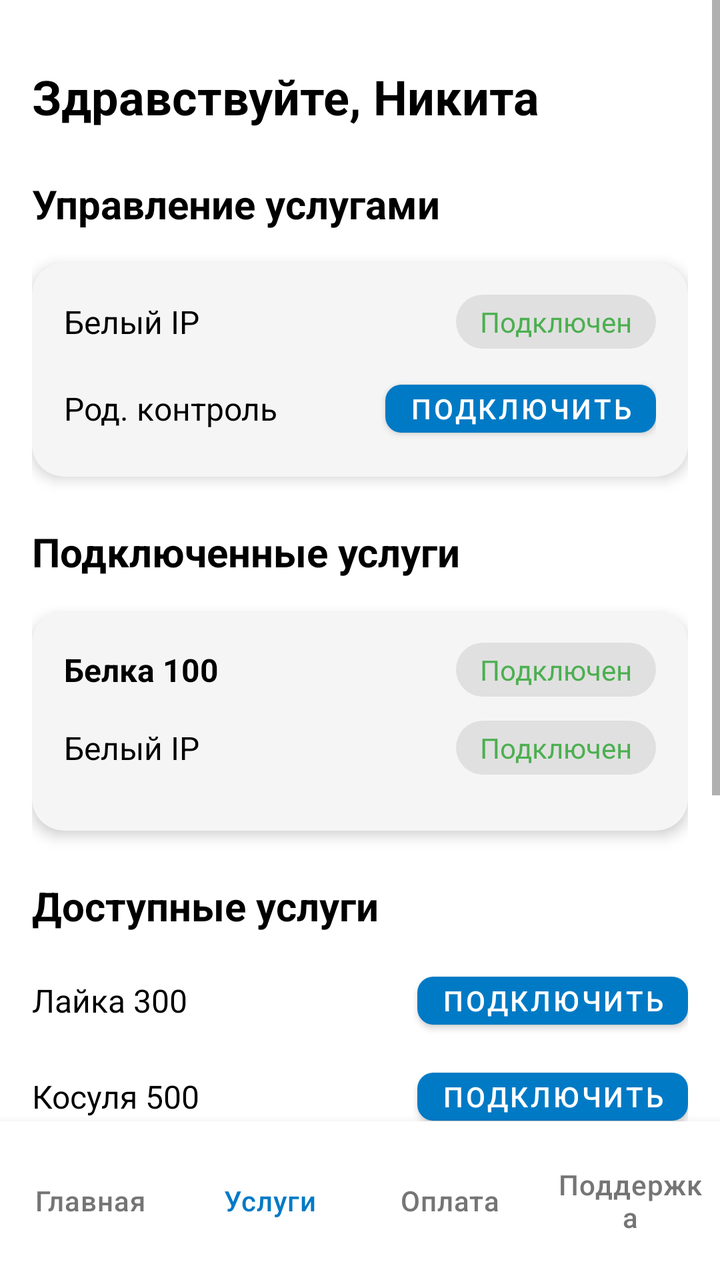
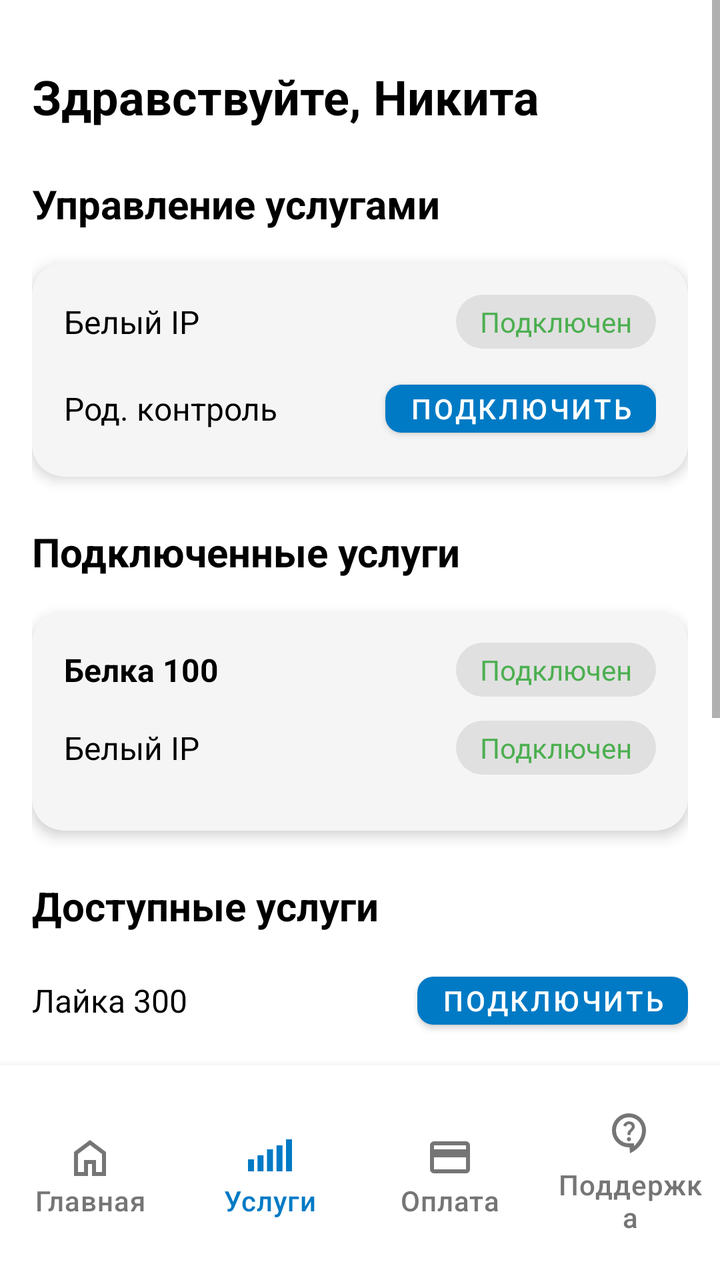

An Android layout rendered at two revisions. The XML below is the earlier revision; the diff shows what the commit changed to produce the second picture.
<!-- AndroidManifest.xml: application theme Theme.CarbonLK -->
<!-- res/layout/activity_services.xml -->
<?xml version="1.0" encoding="utf-8"?>
<androidx.constraintlayout.widget.ConstraintLayout
    xmlns:android="http://schemas.android.com/apk/res/android"
    xmlns:app="http://schemas.android.com/apk/res-auto"
    android:layout_width="match_parent"
    android:layout_height="match_parent"
    android:background="@color/white">

    
    <ScrollView
        android:id="@+id/scrollView"
        android:layout_width="match_parent"
        android:layout_height="0dp"
        android:fillViewport="true"
        app:layout_constraintTop_toTopOf="parent"
        app:layout_constraintBottom_toTopOf="@id/bottomNavigation"
        app:layout_constraintStart_toStartOf="parent"
        app:layout_constraintEnd_toEndOf="parent">

        <androidx.constraintlayout.widget.ConstraintLayout
            android:layout_width="match_parent"
            android:layout_height="wrap_content"
            android:padding="16dp"
            android:paddingBottom="16dp">

            
            <TextView
                android:id="@+id/greetingTextView"
                android:layout_width="wrap_content"
                android:layout_height="wrap_content"
                android:text="Здравствуйте, Никита"
                android:textSize="24sp"
                android:textStyle="bold"
                android:textColor="@color/black"
                app:layout_constraintTop_toTopOf="parent"
                app:layout_constraintStart_toStartOf="parent"
                android:layout_marginTop="16dp" />

            
            <TextView
                android:id="@+id/servicesTitle"
                android:layout_width="wrap_content"
                android:layout_height="wrap_content"
                android:text="Управление услугами"
                android:textSize="20sp"
                android:textStyle="bold"
                android:textColor="@color/black"
                android:layout_marginTop="24dp"
                app:layout_constraintTop_toBottomOf="@id/greetingTextView"
                app:layout_constraintStart_toStartOf="parent" />

            
            <androidx.cardview.widget.CardView
                android:id="@+id/quickServicesCard"
                android:layout_width="0dp"
                android:layout_height="wrap_content"
                app:cardCornerRadius="16dp"
                app:cardElevation="4dp"
                app:cardBackgroundColor="@color/light_gray"
                app:contentPadding="16dp"
                app:layout_constraintTop_toBottomOf="@id/servicesTitle"
                app:layout_constraintStart_toStartOf="parent"
                app:layout_constraintEnd_toEndOf="parent"
                android:layout_marginTop="16dp">

                <LinearLayout
                    android:layout_width="match_parent"
                    android:layout_height="wrap_content"
                    android:orientation="vertical">

                    
                    <LinearLayout
                        android:layout_width="match_parent"
                        android:layout_height="wrap_content"
                        android:orientation="horizontal"
                        android:gravity="center_vertical"
                        android:layout_marginBottom="12dp">

                        <TextView
                            android:id="@+id/whiteIpLabel"
                            android:layout_width="0dp"
                            android:layout_height="wrap_content"
                            android:layout_weight="1"
                            android:text="Белый IP"
                            android:textSize="16sp"
                            android:textColor="@color/black" />

                        <TextView
                            android:id="@+id/whiteIpStatus"
                            android:layout_width="wrap_content"
                            android:layout_height="wrap_content"
                            android:text="Подключен"
                            android:textSize="14sp"
                            android:textColor="@color/green"
                            android:background="@drawable/status_background_gray"
                            android:paddingHorizontal="12dp"
                            android:paddingVertical="4dp" />

                    </LinearLayout>

                    
                    <LinearLayout
                        android:layout_width="match_parent"
                        android:layout_height="wrap_content"
                        android:orientation="horizontal"
                        android:gravity="center_vertical">

                        <TextView
                            android:id="@+id/parentalControlLabel"
                            android:layout_width="0dp"
                            android:layout_height="wrap_content"
                            android:layout_weight="1"
                            android:text="Род. контроль"
                            android:textSize="16sp"
                            android:textColor="@color/black" />

                        <com.google.android.material.button.MaterialButton
                            android:id="@+id/parentalControlButton"
                            android:layout_width="wrap_content"
                            android:layout_height="36dp"
                            android:text="Подключить"
                            android:textSize="14sp"
                            app:cornerRadius="8dp"
                            app:backgroundTint="@color/purple_500"
                            android:textColor="@color/white"
                            android:paddingHorizontal="12dp"
                            android:paddingVertical="0dp" />

                    </LinearLayout>

                </LinearLayout>

            </androidx.cardview.widget.CardView>

            
            <TextView
                android:id="@+id/activeServicesTitle"
                android:layout_width="wrap_content"
                android:layout_height="wrap_content"
                android:text="Подключенные услуги"
                android:textSize="20sp"
                android:textStyle="bold"
                android:textColor="@color/black"
                android:layout_marginTop="24dp"
                app:layout_constraintTop_toBottomOf="@id/quickServicesCard"
                app:layout_constraintStart_toStartOf="parent" />

            
            <androidx.cardview.widget.CardView
                android:id="@+id/activeServicesCard"
                android:layout_width="0dp"
                android:layout_height="wrap_content"
                app:cardCornerRadius="16dp"
                app:cardElevation="4dp"
                app:cardBackgroundColor="@color/light_gray"
                app:contentPadding="16dp"
                app:layout_constraintTop_toBottomOf="@id/activeServicesTitle"
                app:layout_constraintStart_toStartOf="parent"
                app:layout_constraintEnd_toEndOf="parent"
                android:layout_marginTop="16dp">

                <LinearLayout
                    android:layout_width="match_parent"
                    android:layout_height="wrap_content"
                    android:orientation="vertical">

                    
                    <LinearLayout
                        android:layout_width="match_parent"
                        android:layout_height="wrap_content"
                        android:orientation="horizontal"
                        android:gravity="center_vertical"
                        android:layout_marginBottom="12dp">

                        <TextView
                            android:id="@+id/belkaName"
                            android:layout_width="0dp"
                            android:layout_height="wrap_content"
                            android:layout_weight="1"
                            android:text="Белка 100"
                            android:textSize="16sp"
                            android:textStyle="bold"
                            android:textColor="@color/black" />

                        <TextView
                            android:id="@+id/belkaStatus"
                            android:layout_width="wrap_content"
                            android:layout_height="wrap_content"
                            android:text="Подключен"
                            android:textSize="14sp"
                            android:textColor="@color/green"
                            android:background="@drawable/status_background_gray"
                            android:paddingHorizontal="12dp"
                            android:paddingVertical="4dp" />

                    </LinearLayout>

                    
                    <LinearLayout
                        android:layout_width="match_parent"
                        android:layout_height="wrap_content"
                        android:orientation="horizontal"
                        android:gravity="center_vertical"
                        android:layout_marginBottom="12dp">

                        <TextView
                            android:id="@+id/whiteIpInConnected"
                            android:layout_width="0dp"
                            android:layout_height="wrap_content"
                            android:layout_weight="1"
                            android:text="Белый IP"
                            android:textSize="16sp"
                            android:textColor="@color/black" />

                        <TextView
                            android:id="@+id/whiteIpInConnectedStatus"
                            android:layout_width="wrap_content"
                            android:layout_height="wrap_content"
                            android:text="Подключен"
                            android:textSize="14sp"
                            android:textColor="@color/green"
                            android:background="@drawable/status_background_gray"
                            android:paddingHorizontal="12dp"
                            android:paddingVertical="4dp" />

                    </LinearLayout>

                    
                    <LinearLayout
                        android:layout_width="match_parent"
                        android:layout_height="wrap_content"
                        android:orientation="horizontal"
                        android:gravity="center_vertical"
                        android:layout_marginBottom="0dp">

                    </LinearLayout>

                </LinearLayout>

            </androidx.cardview.widget.CardView>

            
            <TextView
                android:id="@+id/availableServicesTitle"
                android:layout_width="wrap_content"
                android:layout_height="wrap_content"
                android:text="Доступные услуги"
                android:textSize="20sp"
                android:textStyle="bold"
                android:textColor="@color/black"
                android:layout_marginTop="24dp"
                app:layout_constraintTop_toBottomOf="@id/activeServicesCard"
                app:layout_constraintStart_toStartOf="parent" />

            
            <LinearLayout
                android:id="@+id/availableServicesList"
                android:layout_width="match_parent"
                android:layout_height="wrap_content"
                android:orientation="vertical"
                android:layout_marginTop="16dp"
                app:layout_constraintTop_toBottomOf="@id/availableServicesTitle"
                app:layout_constraintStart_toStartOf="parent"
                app:layout_constraintEnd_toEndOf="parent">

                
                <LinearLayout
                    android:layout_width="match_parent"
                    android:layout_height="wrap_content"
                    android:orientation="horizontal"
                    android:gravity="center_vertical"
                    android:layout_marginBottom="12dp">

                    <TextView
                        android:id="@+id/laikaName"
                        android:layout_width="0dp"
                        android:layout_height="wrap_content"
                        android:layout_weight="1"
                        android:text="Лайка 300"
                        android:textSize="16sp"
                        android:textColor="@color/black" />

                    <com.google.android.material.button.MaterialButton
                        android:id="@+id/laikaConnectButton"
                        android:layout_width="wrap_content"
                        android:layout_height="36dp"
                        android:text="Подключить"
                        android:textSize="14sp"
                        app:cornerRadius="8dp"
                        app:backgroundTint="@color/purple_500"
                        android:textColor="@color/white"
                        android:paddingHorizontal="12dp"
                        android:paddingVertical="0dp" />

                </LinearLayout>

                
                <LinearLayout
                    android:layout_width="match_parent"
                    android:layout_height="wrap_content"
                    android:orientation="horizontal"
                    android:gravity="center_vertical"
                    android:layout_marginBottom="12dp">

                    <TextView
                        android:id="@+id/kosulyaName"
                        android:layout_width="0dp"
                        android:layout_height="wrap_content"
                        android:layout_weight="1"
                        android:text="Косуля 500"
                        android:textSize="16sp"
                        android:textColor="@color/black" />

                    <com.google.android.material.button.MaterialButton
                        android:id="@+id/kosulyaConnectButton"
                        android:layout_width="wrap_content"
                        android:layout_height="36dp"
                        android:text="Подключить"
                        android:textSize="14sp"
                        app:cornerRadius="8dp"
                        app:backgroundTint="@color/purple_500"
                        android:textColor="@color/white"
                        android:paddingHorizontal="12dp"
                        android:paddingVertical="0dp" />
                </LinearLayout>

                
                <LinearLayout
                    android:layout_width="match_parent"
                    android:layout_height="wrap_content"
                    android:orientation="horizontal"
                    android:gravity="center_vertical"
                    android:layout_marginBottom="12dp">

                    <TextView
                        android:id="@+id/medvedName"
                        android:layout_width="0dp"
                        android:layout_height="wrap_content"
                        android:layout_weight="1"
                        android:text="Медведь 1000"
                        android:textSize="16sp"
                        android:textColor="@color/black" />

                    <com.google.android.material.button.MaterialButton
                        android:id="@+id/medvedConnectButton"
                        android:layout_width="wrap_content"
                        android:layout_height="36dp"
                        android:text="Подключить"
                        android:textSize="14sp"
                        app:cornerRadius="8dp"
                        app:backgroundTint="@color/purple_500"
                        android:textColor="@color/white"
                        android:paddingHorizontal="12dp"
                        android:paddingVertical="0dp" />

                </LinearLayout>

                
                <LinearLayout
                    android:layout_width="match_parent"
                    android:layout_height="wrap_content"
                    android:orientation="horizontal"
                    android:gravity="center_vertical"
                    android:layout_marginBottom="12dp">

                    <TextView
                        android:id="@+id/camerasName"
                        android:layout_width="0dp"
                        android:layout_height="wrap_content"
                        android:layout_weight="1"
                        android:text="Видеокамеры"
                        android:textSize="16sp"
                        android:textColor="@color/black" />

                    <com.google.android.material.button.MaterialButton
                        android:id="@+id/camerasConnectButton"
                        android:layout_width="wrap_content"
                        android:layout_height="36dp"
                        android:text="Подключить"
                        android:textSize="14sp"
                        app:cornerRadius="8dp"
                        app:backgroundTint="@color/purple_500"
                        android:textColor="@color/white"
                        android:paddingHorizontal="12dp"
                        android:paddingVertical="0dp" />

                </LinearLayout>

                
                <LinearLayout
                    android:layout_width="match_parent"
                    android:layout_height="wrap_content"
                    android:orientation="horizontal"
                    android:gravity="center_vertical"
                    android:layout_marginBottom="12dp">

                    <TextView
                        android:id="@+id/turboName"
                        android:layout_width="0dp"
                        android:layout_height="wrap_content"
                        android:layout_weight="1"
                        android:text="Турбокнопка"
                        android:textSize="16sp"
                        android:textColor="@color/black" />

                    <com.google.android.material.button.MaterialButton
                        android:id="@+id/turboConnectButton"
                        android:layout_width="wrap_content"
                        android:layout_height="36dp"
                        android:text="Подключить"
                        android:textSize="14sp"
                        app:cornerRadius="8dp"
                        app:backgroundTint="@color/purple_500"
                        android:textColor="@color/white"
                        android:paddingHorizontal="12dp"
                        android:paddingVertical="0dp" />

                </LinearLayout>

                
                <LinearLayout
                    android:layout_width="match_parent"
                    android:layout_height="wrap_content"
                    android:orientation="horizontal"
                    android:gravity="center_vertical"
                    android:layout_marginBottom="0dp">

                    <TextView
                        android:id="@+id/iptvName"
                        android:layout_width="0dp"
                        android:layout_height="wrap_content"
                        android:layout_weight="1"
                        android:text="IPTV 24TV"
                        android:textSize="16sp"
                        android:textColor="@color/black" />

                    <com.google.android.material.button.MaterialButton
                        android:id="@+id/iptvConnectButton"
                        android:layout_width="wrap_content"
                        android:layout_height="36dp"
                        android:text="Подключить"
                        android:textSize="14sp"
                        app:cornerRadius="8dp"
                        app:backgroundTint="@color/purple_500"
                        android:textColor="@color/white"
                        android:paddingHorizontal="12dp"
                        android:paddingVertical="0dp" />

                </LinearLayout>

            </LinearLayout>

            
            <Space
                android:layout_width="match_parent"
                android:layout_height="16dp"
                app:layout_constraintTop_toBottomOf="@id/availableServicesList"
                app:layout_constraintStart_toStartOf="parent"
                app:layout_constraintEnd_toEndOf="parent" />

        </androidx.constraintlayout.widget.ConstraintLayout>

    </ScrollView>

    
    <LinearLayout
        android:id="@+id/bottomNavigation"
        android:layout_width="match_parent"
        android:layout_height="wrap_content"
        android:orientation="horizontal"
        android:gravity="center"
        android:background="@color/white"
        android:elevation="8dp"
        android:paddingVertical="8dp"
        app:layout_constraintBottom_toBottomOf="parent"
        app:layout_constraintStart_toStartOf="parent"
        app:layout_constraintEnd_toEndOf="parent">

        <com.google.android.material.button.MaterialButton
            android:id="@+id/navHome"
            style="@style/NavigationButton"
            android:layout_width="0dp"
            android:layout_height="wrap_content"
            android:layout_weight="1"
            android:text="Главная"
            android:textColor="@color/dark_gray" />

        <com.google.android.material.button.MaterialButton
            android:id="@+id/navServices"
            style="@style/NavigationButton"
            android:layout_width="0dp"
            android:layout_height="wrap_content"
            android:layout_weight="1"
            android:text="Услуги"
            android:textColor="@color/purple_500" />

        <com.google.android.material.button.MaterialButton
            android:id="@+id/navPayment"
            style="@style/NavigationButton"
            android:layout_width="0dp"
            android:layout_height="wrap_content"
            android:layout_weight="1"
            android:text="Оплата"
            android:textColor="@color/dark_gray" />

        <com.google.android.material.button.MaterialButton
            android:id="@+id/navSupport"
            style="@style/NavigationButton"
            android:layout_width="0dp"
            android:layout_height="wrap_content"
            android:layout_weight="1"
            android:text="Поддержка"
            android:textColor="@color/dark_gray" />

    </LinearLayout>

</androidx.constraintlayout.widget.ConstraintLayout>
<!-- resources referenced by this layout -->
<resources>
  <color name="black">#000000</color>
  <color name="dark_gray">#757575</color>
  <color name="green">#4CAF50</color>
  <color name="light_gray">#F5F5F5</color>
  <color name="purple_500">#007Ac5</color>
  <color name="white">#FFFFFF</color>
  <!-- drawable status_background_gray (drawable) -->
  <?xml version="1.0" encoding="utf-8"?>
  <shape xmlns:android="http://schemas.android.com/apk/res/android"
      android:shape="rectangle">
      <solid android:color="#E0E0E0" />
      <corners android:radius="16dp" />
  </shape>
  <style name="NavigationButton" parent="Widget.MaterialComponents.Button.TextButton">
          <item name="android:textSize">14sp</item>
          <item name="android:textColor">@color/dark_gray</item>
          <item name="android:padding">8dp</item>
          <item name="android:letterSpacing">0.02</item>
          <item name="android:textAllCaps">false</item>  
      </style>
  <style name="Theme.CarbonLK" parent="Base.Theme.CarbonLK">
          
          <item name="android:textColor">@color/black</item>
          
          <item name="colorPrimary">@color/purple_500</item>
      </style>
  <!-- unchanged entries left out for length: 1 -->
</resources>

<!-- the commit's change to res/layout/activity_services.xml (unified diff, before → after) -->
@@ -483,16 +483,20 @@
             android:layout_height="wrap_content"
             android:layout_weight="1"
             android:text="Главная"
-            android:textColor="@color/dark_gray" />
+            android:textColor="@color/dark_gray"
+            app:icon="@drawable/ic_home"
+            app:iconGravity="textTop" />
 
         <com.google.android.material.button.MaterialButton
             android:id="@+id/navServices"
-            style="@style/NavigationButton"
+            style="@style/NavigationButton.Active"
             android:layout_width="0dp"
             android:layout_height="wrap_content"
             android:layout_weight="1"
             android:text="Услуги"
-            android:textColor="@color/purple_500" />
+            android:textColor="@color/purple_500"
+            app:icon="@drawable/ic_services"
+            app:iconGravity="textTop" />
 
         <com.google.android.material.button.MaterialButton
             android:id="@+id/navPayment"
@@ -501,7 +505,9 @@
             android:layout_height="wrap_content"
             android:layout_weight="1"
             android:text="Оплата"
-            android:textColor="@color/dark_gray" />
+            android:textColor="@color/dark_gray"
+            app:icon="@drawable/ic_card"
+            app:iconGravity="textTop" />
 
         <com.google.android.material.button.MaterialButton
             android:id="@+id/navSupport"
@@ -510,7 +516,9 @@
             android:layout_height="wrap_content"
             android:layout_weight="1"
             android:text="Поддержка"
-            android:textColor="@color/dark_gray" />
+            android:textColor="@color/dark_gray"
+            app:icon="@drawable/ic_support"
+            app:iconGravity="textTop" />
 
     </LinearLayout>
 
<!-- resource entries referenced after the edit -->
@@ -6,6 +6,46 @@
   <color name="light_gray">#F5F5F5</color>
   <color name="purple_500">#007Ac5</color>
   <color name="white">#FFFFFF</color>
+  <!-- drawable ic_card (drawable) -->
+  <vector xmlns:android="http://schemas.android.com/apk/res/android"
+      android:width="24dp"
+      android:height="24dp"
+      android:viewportWidth="960"
+      android:viewportHeight="960">
+    <path
+        android:pathData="M880,240v480q0,33 -23.5,56.5T800,800L160,800q-33,0 -56.5,-23.5T80,720v-480q0,-33 23.5,-56.5T160,160h640q33,0 56.5,23.5T880,240ZM160,320h640v-80L160,240v80ZM160,480v240h640v-240L160,480ZM160,720v-480,480Z"
+        android:fillColor="#1f1f1f"/>
+  </vector>
+  <!-- drawable ic_home (drawable) -->
+  <vector xmlns:android="http://schemas.android.com/apk/res/android"
+      android:width="24dp"
+      android:height="24dp"
+      android:viewportWidth="960"
+      android:viewportHeight="960">
+    <path
+        android:pathData="M240,760h120v-240h240v240h120v-360L480,220 240,400v360ZM160,840v-480l320,-240 320,240v480L520,840v-240h-80v240L160,840ZM480,490Z"
+        android:fillColor="#1f1f1f"/>
+  </vector>
+  <!-- drawable ic_services (drawable) -->
+  <vector xmlns:android="http://schemas.android.com/apk/res/android"
+      android:width="24dp"
+      android:height="24dp"
+      android:viewportWidth="960"
+      android:viewportHeight="960">
+    <path
+        android:pathData="M40,800v-240h120v240L40,800ZM230,800v-320h120v320L230,800ZM420,800v-440h120v440L420,800ZM610,800v-520h120v520L610,800ZM800,800v-640h120v640L800,800Z"
+        android:fillColor="#1f1f1f"/>
+  </vector>
+  <!-- drawable ic_support (drawable) -->
+  <vector xmlns:android="http://schemas.android.com/apk/res/android"
+      android:width="24dp"
+      android:height="24dp"
+      android:viewportWidth="960"
+      android:viewportHeight="960">
+    <path
+        android:pathData="m480,880 l-10,-120h-10q-142,0 -241,-99t-99,-241q0,-142 99,-241t241,-99q71,0 132.5,26.5t108,73q46.5,46.5 73,108T800,420q0,75 -24.5,144t-67,128q-42.5,59 -101,107T480,880ZM560,734q71,-60 115.5,-140.5T720,420q0,-109 -75.5,-184.5T460,160q-109,0 -184.5,75.5T200,420q0,109 75.5,184.5T460,680h100v54ZM488,627q12,-12 12,-29t-12,-29q-12,-12 -29,-12t-29,12q-12,12 -12,29t12,29q12,12 29,12t29,-12ZM430,512h60q0,-30 6,-42t38,-44q18,-18 30,-39t12,-45q0,-51 -34.5,-76.5T460,240q-44,0 -74,24.5T344,324l56,22q5,-17 19,-33.5t41,-16.5q27,0 40.5,15t13.5,33q0,17 -10,30.5T480,402q-35,30 -42.5,47.5T430,512ZM460,447Z"
+        android:fillColor="#1f1f1f"/>
+  </vector>
   <!-- drawable status_background_gray (drawable) -->
   <?xml version="1.0" encoding="utf-8"?>
   <shape xmlns:android="http://schemas.android.com/apk/res/android"
@@ -18,7 +58,12 @@
           <item name="android:textColor">@color/dark_gray</item>
           <item name="android:padding">8dp</item>
           <item name="android:letterSpacing">0.02</item>
+          <item name="iconTint">@color/dark_gray</item>  
           <item name="android:textAllCaps">false</item>  
+      </style>
+  <style name="NavigationButton.Active" parent="NavigationButton">
+          <item name="android:textColor">@color/purple_500</item>
+          <item name="iconTint">@color/purple_500</item>  
       </style>
   <style name="Theme.CarbonLK" parent="Base.Theme.CarbonLK">
           
